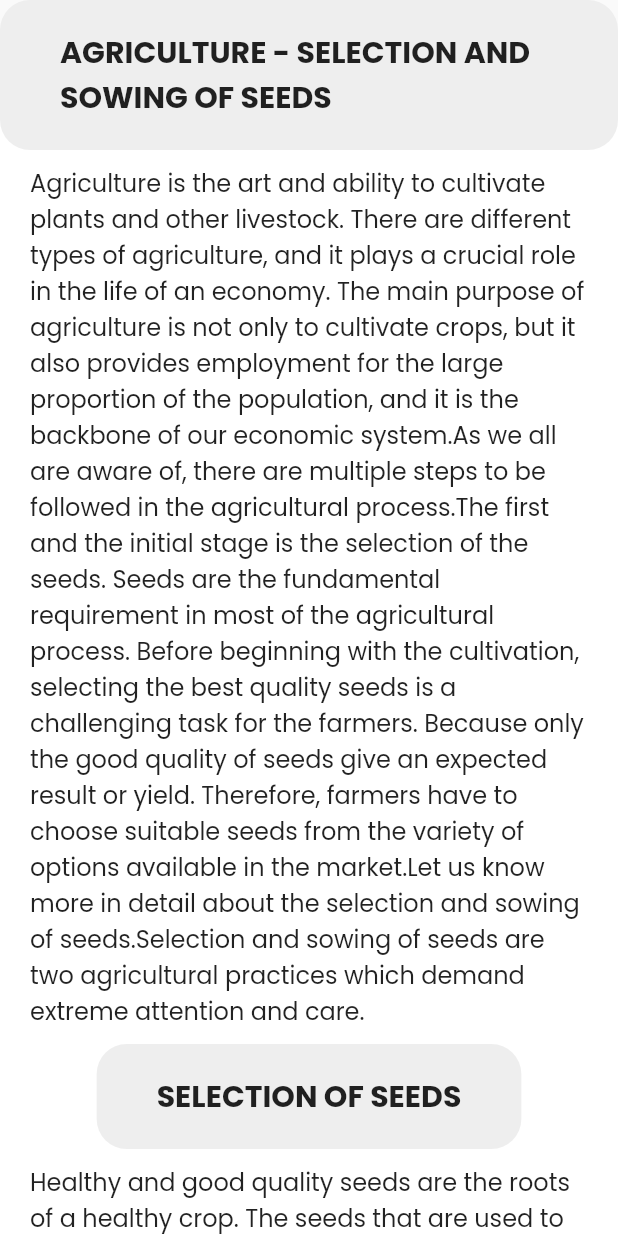
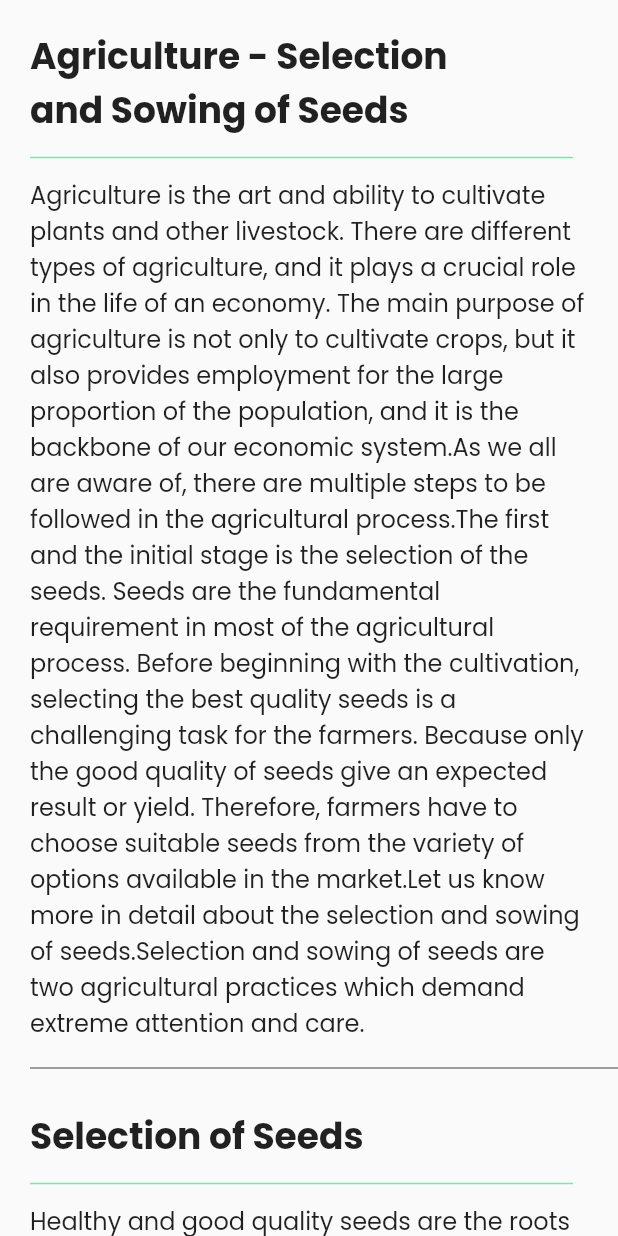
Before and after one commit to affanthegreat/DigiFarm, a Flutter app: the informationPage screen opened directly, on a phone screen of 412 x 824 dp. Run offline on Flutter 3.47's test engine with Material 2 defaults, Android fonts, the phone set to English and light mode, and no system bars; our stand-ins replace charts_flutter, cloud_firestore, firebase_auth, firebase_core, flutter_calendar_carousel, geolocator and 3 more; missing offline and left inert: autocomplete_textfield, flutter_inappwebview; accounts and stored records are empty.

Commit message:
Added info page

```diff
--- a/lib/general/infoPage.dart
+++ b/lib/general/infoPage.dart
@@ -30,24 +30,34 @@ class _informationPageState extends State<informationPage> {
     final width = MediaQuery.of(context).size.width;
 
 
-   Container heading(String x){
-      return Container(
-          decoration: BoxDecoration(
-            color: Colors.grey.shade200,
-            borderRadius: BorderRadius.circular(20)
-          ),
-          child: Padding(
-            padding: const EdgeInsets.only(left: 40,right: 40,top: 20,bottom: 20),
-            child: Text(x.toUpperCase(),style: TextStyle(fontSize:20,fontFamily: "Poppins",fontWeight: FontWeight.bold)),
-          ));
-    }
-  Padding Paragraph(String x){
+Padding heading(String x) {
       return Padding(
-        padding: const EdgeInsets.only(left:20.0,right: 20,top: 10,bottom: 10),
-        child: Text(x,style: TextStyle(fontSize:16,fontFamily: "Poppins",fontWeight: FontWeight.w400)),
+        padding: const EdgeInsets.only(left: 20, right: 40, top: 20, bottom: 5),
+        child: Row(
+          children: [
+            Container(
+                width: width * 0.8,
+                child: Text(x,
+                    style: TextStyle(
+                        fontSize: 24,
+                        fontFamily: "Poppins",
+                        fontWeight: FontWeight.bold))),
+          ],
+        ),
       );
     }
 
+    Padding Paragraph(String x) {
+      return Padding(
+        padding:
+            const EdgeInsets.only(left: 20.0, right: 20, top: 5, bottom: 10),
+        child: Text(x,
+            style: TextStyle(
+                fontSize: 16,
+                fontFamily: "Poppins",
+                fontWeight: FontWeight.w400)),
+      );
+    }
 
     return Scaffold(
 
@@ -57,18 +67,29 @@ class _informationPageState extends State<informationPage> {
             Container(
               height: height,
               decoration: BoxDecoration(
-                color: Colors.white,
-                borderRadius: BorderRadius.only(topRight: Radius.circular(height * 0.03),topLeft: Radius.circular(height * 0.03))
+                  color: Colors.grey.shade50,
+                  borderRadius: BorderRadius.only(
+                      topRight: Radius.circular(height * 0.03),
+                      topLeft: Radius.circular(height * 0.03))
               ),
               child: ListView.builder(
 
                 itemCount: widget.Paragraphs.length,
                 itemBuilder: (context,index){
                   return Column(
-                    children:[
-                    heading(widget.titles[index]),
-                    Paragraph(widget.Paragraphs[index])
-                 ]);
+                    children: [
+                      heading(widget.titles[index]),
+                      Padding(
+                        padding: const EdgeInsets.only(left: 20.0, right: 30),
+                        child: Divider(
+                          thickness: 1, color: Colors.greenAccent,),
+                      ),
+                      Paragraph(widget.Paragraphs[index]),
+                      Padding(
+                        padding: const EdgeInsets.only(left: 20.0),
+                        child: Divider(thickness: 0.5, color: Colors.black,),
+                      ),
+                    ]);
                 },
               ),
             )
```
